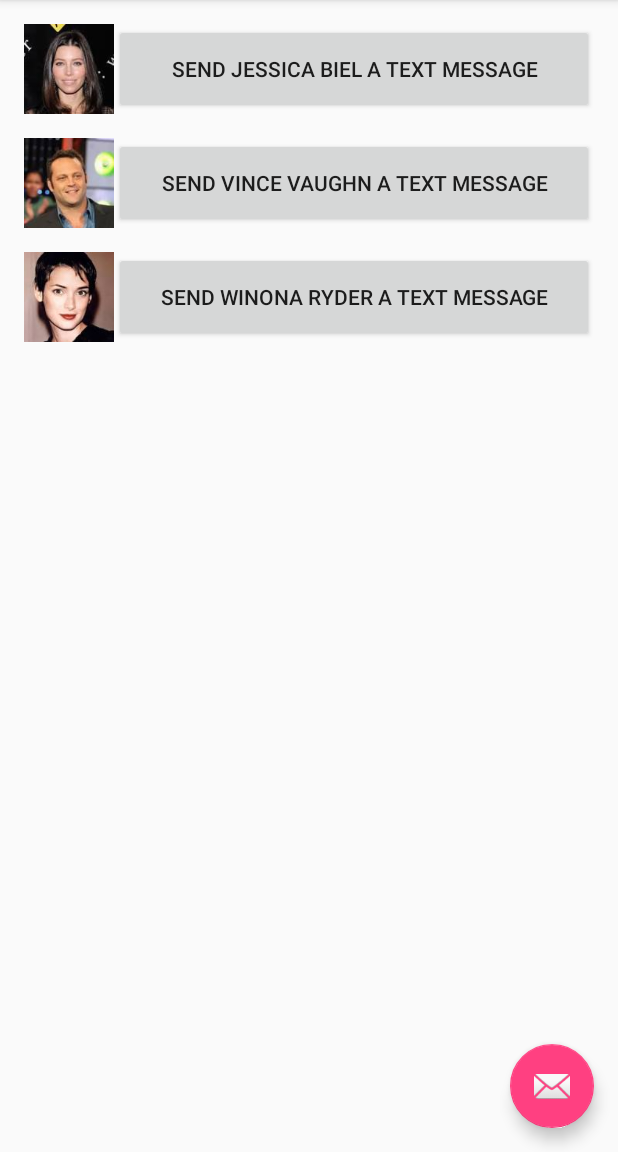
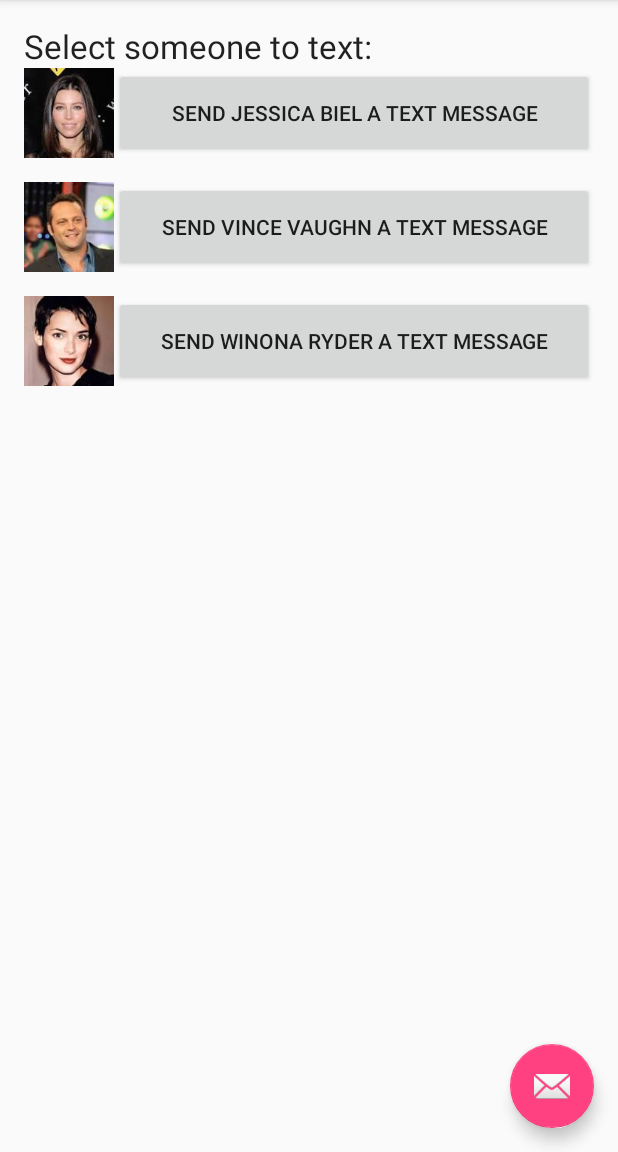
Before and after one commit to trishv-css/Unit6_SimpleTexter, an Android app: the screen it shows after launch (MainActivity), on a phone screen of 412 x 824 dp, the part 84-1236 px from its top. Run offline under Robolectric (Android 15) with nearby library versions, the phone set to English and light mode, and no system bars.

Commit message:
Added labels for clarity.

```diff
--- a/app/src/main/res/layout/content_main.xml
+++ b/app/src/main/res/layout/content_main.xml
@@ -16,20 +16,22 @@
         android:layout_width="60dp"
         android:layout_height="60dp"
         android:id="@+id/imageView"
-        android:src="@drawable/jessicabiel"/>
+        android:src="@drawable/jessicabiel"
+        android:layout_below="@+id/textView"
+        android:layout_alignParentLeft="true"
+        android:layout_alignParentStart="true" />
 
     <Button
         android:layout_width="wrap_content"
         android:layout_height="wrap_content"
         android:text="@string/btnTextJessica"
         android:id="@+id/button"
-        android:layout_alignParentTop="true"
-        android:layout_alignParentRight="true"
-        android:layout_alignParentEnd="true"
+        android:onClick="btn1onClick"
+        android:layout_above="@+id/imageView2"
         android:layout_toRightOf="@+id/imageView"
-        android:layout_toEndOf="@+id/imageView"
-        android:layout_alignBottom="@+id/imageView"
-        android:onClick="btn1onClick"/>
+        android:layout_alignRight="@+id/button3"
+        android:layout_alignEnd="@+id/button3"
+        android:layout_alignTop="@+id/imageView" />
 
     <ImageView
         android:layout_width="60dp"
@@ -76,4 +78,14 @@
         android:layout_toEndOf="@+id/imageView3"
         android:layout_alignBottom="@+id/imageView3"
         android:onClick="btn3onClick"/>
+
+    <TextView
+        android:layout_width="wrap_content"
+        android:layout_height="wrap_content"
+        android:textAppearance="?android:attr/textAppearanceLarge"
+        android:text="@string/txtViewSelectSomeone"
+        android:id="@+id/textView"
+        android:layout_alignParentTop="true"
+        android:layout_alignParentLeft="true"
+        android:layout_alignParentStart="true" />
 </RelativeLayout>
--- a/app/src/main/res/layout/content_second.xml
+++ b/app/src/main/res/layout/content_second.xml
@@ -17,7 +17,7 @@
         android:layout_height="wrap_content"
         android:id="@+id/spinner"
         android:entries="@array/predefined_messages"
-        android:layout_alignParentTop="true"
+        android:layout_below="@+id/textView2"
         android:layout_alignParentLeft="true"
         android:layout_alignParentStart="true" />
 
@@ -29,4 +29,14 @@
         android:layout_centerVertical="true"
         android:layout_centerHorizontal="true"
         android:onClick="btnSendMsgOnClick" />
+
+    <TextView
+        android:layout_width="wrap_content"
+        android:layout_height="wrap_content"
+        android:textAppearance="?android:attr/textAppearanceLarge"
+        android:text="@string/txtViewPredefinedMsg"
+        android:id="@+id/textView2"
+        android:layout_alignParentTop="true"
+        android:layout_alignParentLeft="true"
+        android:layout_alignParentStart="true" />
 </RelativeLayout>
--- a/app/src/main/res/values/strings.xml
+++ b/app/src/main/res/values/strings.xml
@@ -5,6 +5,8 @@
     <string name="btnTextWinona">Send Winona Ryder a text message</string>
     <string name="btnTextVince">Send Vince Vaughn a text message</string>
     <string name="btnTextJessica">Send Jessica Biel a text message</string>
+    <string name="txtViewSelectSomeone">Select someone to text:</string>
+    <string name="txtViewPredefinedMsg">Select a predefined message:</string>
 
     <string-array name="predefined_messages">
         <item>On my way!</item>
```
